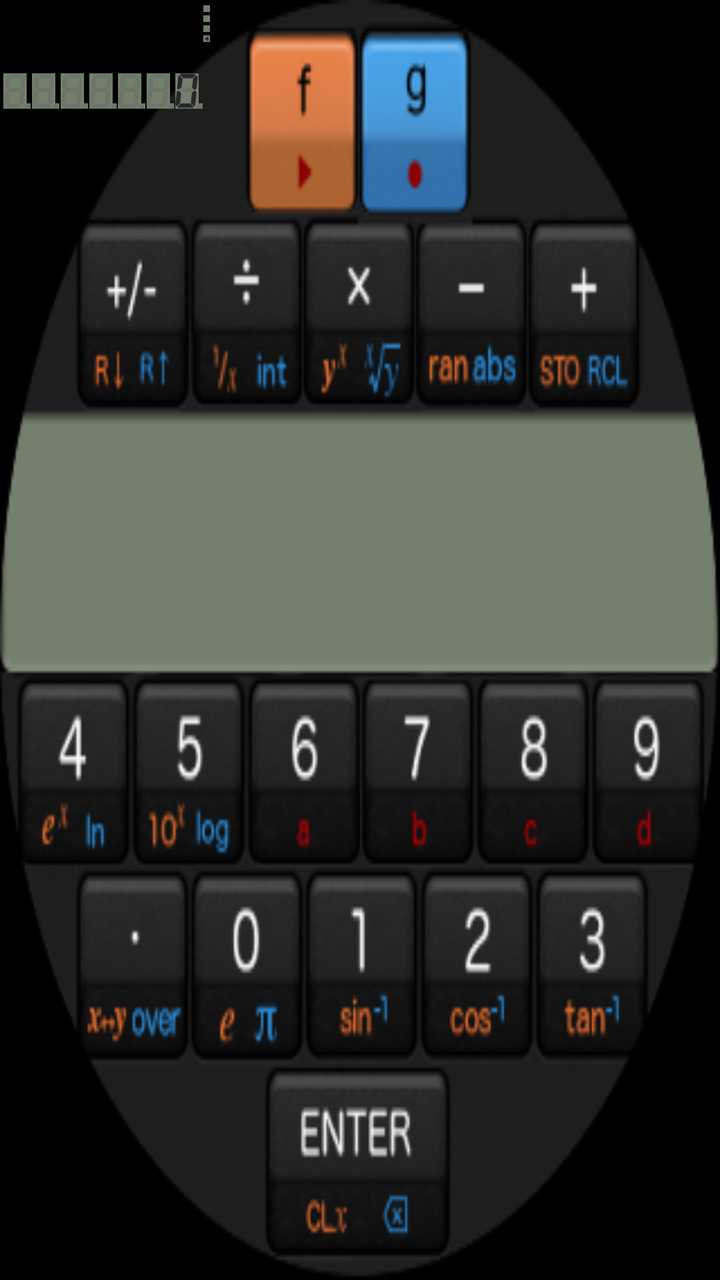
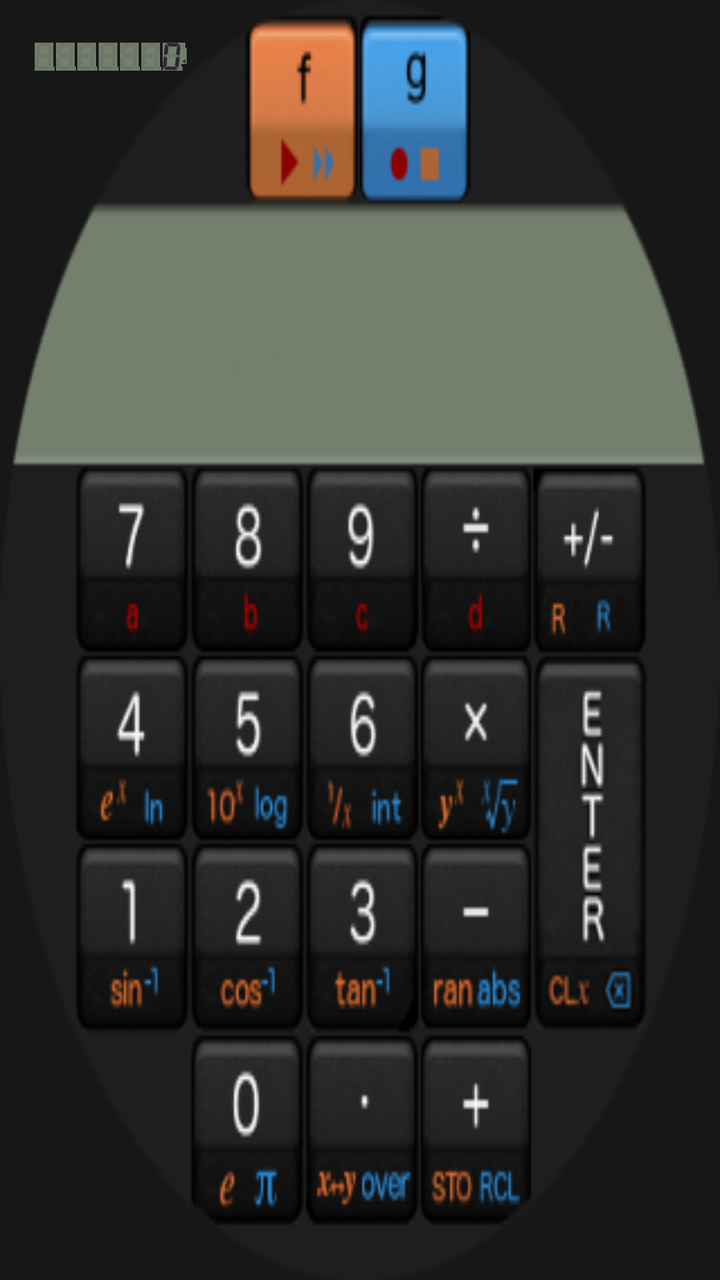

The first picture is an Android layout as it rendered before a commit; the second is the same layout after the commit. The layout source and the unified diff follow.
<!-- AndroidManifest.xml: application theme android:Theme.DeviceDefault -->
<!-- res/layout/round_activity_main.xml -->
<?xml version="1.0" encoding="utf-8"?>
<RelativeLayout xmlns:android="http://schemas.android.com/apk/res/android"
    xmlns:tools="http://schemas.android.com/tools" android:layout_width="match_parent"
    android:layout_height="match_parent" tools:context=".MainActivity" tools:deviceIds="wear_round">

    <ImageView
        android:layout_width="fill_parent"
        android:layout_height="fill_parent"
        android:id="@+id/imageBackground"
        android:adjustViewBounds="false"
        android:background="@drawable/calc_round" />

    
    
    <ImageView
        android:layout_width="35px"
        android:layout_height="53px"
        android:id="@+id/imageDigit0x"
        android:background="@drawable/display_none"
        android:layout_marginLeft="5px"
        android:layout_marginTop="110px" />
    <ImageView
        android:layout_width="10px"
        android:layout_height="8px"
        android:id="@+id/imageDot0x"
        android:background="@drawable/dot_none"
        android:layout_marginLeft="36px"
        android:layout_marginTop="155px" />

    <ImageView
        android:layout_width="35px"
        android:layout_height="53px"
        android:id="@+id/imageDigit1x"
        android:background="@drawable/display_none"
        android:layout_marginLeft="48px"
        android:layout_marginTop="110px" />
    <ImageView
        android:layout_width="10px"
        android:layout_height="8px"
        android:id="@+id/imageDot1x"
        android:background="@drawable/dot_none"
        android:layout_marginLeft="79px"
        android:layout_marginTop="155px" />

    <ImageView
        android:layout_width="35px"
        android:layout_height="53px"
        android:id="@+id/imageDigit2x"
        android:background="@drawable/display_none"
        android:layout_marginLeft="91px"
        android:layout_marginTop="110px" />
    <ImageView
        android:layout_width="10px"
        android:layout_height="8px"
        android:id="@+id/imageDot2x"
        android:background="@drawable/dot_none"
        android:layout_marginLeft="122px"
        android:layout_marginTop="155px" />

    <ImageView
        android:layout_width="35px"
        android:layout_height="53px"
        android:id="@+id/imageDigit3x"
        android:background="@drawable/display_none"
        android:layout_marginLeft="134px"
        android:layout_marginTop="110px" />
    <ImageView
        android:layout_width="10px"
        android:layout_height="8px"
        android:id="@+id/imageDot3x"
        android:background="@drawable/dot_none"
        android:layout_marginLeft="165px"
        android:layout_marginTop="155px" />

    <ImageView
        android:layout_width="35px"
        android:layout_height="53px"
        android:id="@+id/imageDigit4x"
        android:background="@drawable/display_none"
        android:layout_marginLeft="177px"
        android:layout_marginTop="110px" />
    <ImageView
        android:layout_width="10px"
        android:layout_height="8px"
        android:id="@+id/imageDot4x"
        android:background="@drawable/dot_none"
        android:layout_marginLeft="208px"
        android:layout_marginTop="155px" />

    <ImageView
        android:layout_width="35px"
        android:layout_height="53px"
        android:id="@+id/imageDigit5x"
        android:background="@drawable/display_none"
        android:layout_marginLeft="220px"
        android:layout_marginTop="110px" />
    <ImageView
        android:layout_width="10px"
        android:layout_height="8px"
        android:id="@+id/imageDot5x"
        android:background="@drawable/dot_none"
        android:layout_marginLeft="251px"
        android:layout_marginTop="155px" />

    <ImageView
        android:layout_width="35px"
        android:layout_height="53px"
        android:id="@+id/imageDigit6x"
        android:background="@drawable/display0"
        android:layout_marginLeft="263px"
        android:layout_marginTop="110px" />
    <ImageView
        android:layout_width="10px"
        android:layout_height="8px"
        android:id="@+id/imageDot6x"
        android:background="@drawable/dot_none"
        android:layout_marginLeft="294px"
        android:layout_marginTop="155px" />

    

    <ImageView
        android:layout_width="10px"
        android:layout_height="10px"
        android:id="@+id/imageSymRec"
        android:background="@drawable/sym_rec_none"
        android:layout_marginLeft="305px"
        android:layout_marginTop="8px" />

    <ImageView
        android:layout_width="10px"
        android:layout_height="10px"
        android:id="@+id/imageSymF"
        android:background="@drawable/sym_f_none"
        android:layout_marginLeft="305px"
        android:layout_marginTop="23px" />

    <ImageView
        android:layout_width="10px"
        android:layout_height="10px"
        android:id="@+id/imageSymG"
        android:background="@drawable/sym_g_none"
        android:layout_marginLeft="305px"
        android:layout_marginTop="38px" />

    <ImageView
        android:layout_width="10px"
        android:layout_height="10px"
        android:id="@+id/imageSymEdit"
        android:background="@drawable/sym_editing"
        android:layout_marginLeft="305px"
        android:layout_marginTop="53px" />

    
    <ImageView
        android:layout_width="35px"
        android:layout_height="53px"
        android:id="@+id/imageDigit0y"
        android:background="@drawable/display_none"
        android:visibility="invisible"
        android:layout_marginLeft="7px"
        android:layout_marginTop="75px" />
    <ImageView
        android:layout_width="10px"
        android:layout_height="8px"
        android:id="@+id/imageDot0y"
        android:background="@drawable/dot_none"
        android:visibility="invisible"
        android:layout_marginLeft="38px"
        android:layout_marginTop="118px" />

    <ImageView
        android:layout_width="35px"
        android:layout_height="53px"
        android:id="@+id/imageDigit1y"
        android:background="@drawable/display_none"
        android:visibility="invisible"
        android:layout_marginLeft="50px"
        android:layout_marginTop="75px" />
    <ImageView
        android:layout_width="10px"
        android:layout_height="8px"
        android:id="@+id/imageDot1y"
        android:background="@drawable/dot_none"
        android:visibility="invisible"
        android:layout_marginLeft="81px"
        android:layout_marginTop="118px" />

    <ImageView
        android:layout_width="35px"
        android:layout_height="53px"
        android:id="@+id/imageDigit2y"
        android:background="@drawable/display_none"
        android:visibility="invisible"
        android:layout_marginLeft="93px"
        android:layout_marginTop="75px" />
    <ImageView
        android:layout_width="10px"
        android:layout_height="8px"
        android:id="@+id/imageDot2y"
        android:background="@drawable/dot_none"
        android:visibility="invisible"
        android:layout_marginLeft="124px"
        android:layout_marginTop="118px" />

    <ImageView
        android:layout_width="35px"
        android:layout_height="53px"
        android:id="@+id/imageDigit3y"
        android:background="@drawable/display_none"
        android:visibility="invisible"
        android:layout_marginLeft="136px"
        android:layout_marginTop="75px" />
    <ImageView
        android:layout_width="10px"
        android:layout_height="8px"
        android:id="@+id/imageDot3y"
        android:background="@drawable/dot_none"
        android:visibility="invisible"
        android:layout_marginLeft="167px"
        android:layout_marginTop="118px" />

    <ImageView
        android:layout_width="35px"
        android:layout_height="53px"
        android:id="@+id/imageDigit4y"
        android:background="@drawable/display_none"
        android:visibility="invisible"
        android:layout_marginLeft="179px"
        android:layout_marginTop="75px" />
    <ImageView
        android:layout_width="10px"
        android:layout_height="8px"
        android:id="@+id/imageDot4y"
        android:background="@drawable/dot_none"
        android:visibility="invisible"
        android:layout_marginLeft="210px"
        android:layout_marginTop="118px" />

    <ImageView
        android:layout_width="35px"
        android:layout_height="53px"
        android:id="@+id/imageDigit5y"
        android:background="@drawable/display_none"
        android:visibility="invisible"
        android:layout_marginLeft="222px"
        android:layout_marginTop="75px" />
    <ImageView
        android:layout_width="10px"
        android:layout_height="8px"
        android:id="@+id/imageDot5y"
        android:background="@drawable/dot_none"
        android:visibility="invisible"
        android:layout_marginLeft="253px"
        android:layout_marginTop="118px" />

    <ImageView
        android:layout_width="35px"
        android:layout_height="53px"
        android:id="@+id/imageDigit6y"
        android:background="@drawable/display0"
        android:visibility="invisible"
        android:layout_marginLeft="265px"
        android:layout_marginTop="75px" />
    <ImageView
        android:layout_width="10px"
        android:layout_height="8px"
        android:id="@+id/imageDot6y"
        android:background="@drawable/dot_none"
        android:visibility="invisible"
        android:layout_marginLeft="296px"
        android:layout_marginTop="118px" />

    
    <ImageView
        android:layout_width="35px"
        android:layout_height="53px"
        android:id="@+id/imageDigit0z"
        android:background="@drawable/display_none"
        android:visibility="invisible"
        android:layout_marginLeft="7px"
        android:layout_marginTop="140px" />
    <ImageView
        android:layout_width="10px"
        android:layout_height="8px"
        android:id="@+id/imageDot0z"
        android:background="@drawable/dot_none"
        android:visibility="invisible"
        android:layout_marginLeft="38px"
        android:layout_marginTop="183px" />

    <ImageView
        android:layout_width="35px"
        android:layout_height="53px"
        android:id="@+id/imageDigit1z"
        android:background="@drawable/display_none"
        android:visibility="invisible"
        android:layout_marginLeft="50px"
        android:layout_marginTop="140px" />
    <ImageView
        android:layout_width="10px"
        android:layout_height="8px"
        android:id="@+id/imageDot1z"
        android:background="@drawable/dot_none"
        android:visibility="invisible"
        android:layout_marginLeft="81px"
        android:layout_marginTop="183px" />

    <ImageView
        android:layout_width="35px"
        android:layout_height="53px"
        android:id="@+id/imageDigit2z"
        android:background="@drawable/display_none"
        android:visibility="invisible"
        android:layout_marginLeft="93px"
        android:layout_marginTop="140px" />
    <ImageView
        android:layout_width="10px"
        android:layout_height="8px"
        android:id="@+id/imageDot2z"
        android:background="@drawable/dot_none"
        android:visibility="invisible"
        android:layout_marginLeft="124px"
        android:layout_marginTop="183px" />

    <ImageView
        android:layout_width="35px"
        android:layout_height="53px"
        android:id="@+id/imageDigit3z"
        android:background="@drawable/display_none"
        android:visibility="invisible"
        android:layout_marginLeft="136px"
        android:layout_marginTop="140px" />
    <ImageView
        android:layout_width="10px"
        android:layout_height="8px"
        android:id="@+id/imageDot3z"
        android:background="@drawable/dot_none"
        android:visibility="invisible"
        android:layout_marginLeft="167px"
        android:layout_marginTop="183px" />

    <ImageView
        android:layout_width="35px"
        android:layout_height="53px"
        android:id="@+id/imageDigit4z"
        android:background="@drawable/display_none"
        android:visibility="invisible"
        android:layout_marginLeft="179px"
        android:layout_marginTop="140px" />
    <ImageView
        android:layout_width="10px"
        android:layout_height="8px"
        android:id="@+id/imageDot4z"
        android:background="@drawable/dot_none"
        android:visibility="invisible"
        android:layout_marginLeft="210px"
        android:layout_marginTop="183px" />

    <ImageView
        android:layout_width="35px"
        android:layout_height="53px"
        android:id="@+id/imageDigit5z"
        android:background="@drawable/display_none"
        android:visibility="invisible"
        android:layout_marginLeft="222px"
        android:layout_marginTop="140px" />
    <ImageView
        android:layout_width="10px"
        android:layout_height="8px"
        android:id="@+id/imageDot5z"
        android:background="@drawable/dot_none"
        android:visibility="invisible"
        android:layout_marginLeft="253px"
        android:layout_marginTop="183px" />

    <ImageView
        android:layout_width="35px"
        android:layout_height="53px"
        android:id="@+id/imageDigit6z"
        android:background="@drawable/display0"
        android:visibility="invisible"
        android:layout_marginLeft="265px"
        android:layout_marginTop="140px" />
    <ImageView
        android:layout_width="10px"
        android:layout_height="8px"
        android:id="@+id/imageDot6z"
        android:background="@drawable/dot_none"
        android:visibility="invisible"
        android:layout_marginLeft="296px"
        android:layout_marginTop="183px" />

    
    <ImageView
        android:layout_width="35px"
        android:layout_height="53px"
        android:id="@+id/imageDigit0t"
        android:background="@drawable/display_none"
        android:visibility="invisible"
        android:layout_marginLeft="7px"
        android:layout_marginTop="205px" />
    <ImageView
        android:layout_width="10px"
        android:layout_height="8px"
        android:id="@+id/imageDot0t"
        android:background="@drawable/dot_none"
        android:visibility="invisible"
        android:layout_marginLeft="38px"
        android:layout_marginTop="248px" />

    <ImageView
        android:layout_width="35px"
        android:layout_height="53px"
        android:id="@+id/imageDigit1t"
        android:background="@drawable/display_none"
        android:visibility="invisible"
        android:layout_marginLeft="50px"
        android:layout_marginTop="205px" />
    <ImageView
        android:layout_width="10px"
        android:layout_height="8px"
        android:id="@+id/imageDot1t"
        android:background="@drawable/dot_none"
        android:visibility="invisible"
        android:layout_marginLeft="81px"
        android:layout_marginTop="248px" />

    <ImageView
        android:layout_width="35px"
        android:layout_height="53px"
        android:id="@+id/imageDigit2t"
        android:background="@drawable/display_none"
        android:visibility="invisible"
        android:layout_marginLeft="93px"
        android:layout_marginTop="205px" />
    <ImageView
        android:layout_width="10px"
        android:layout_height="8px"
        android:id="@+id/imageDot2t"
        android:background="@drawable/dot_none"
        android:visibility="invisible"
        android:layout_marginLeft="124px"
        android:layout_marginTop="248px" />

    <ImageView
        android:layout_width="35px"
        android:layout_height="53px"
        android:id="@+id/imageDigit3t"
        android:background="@drawable/display_none"
        android:visibility="invisible"
        android:layout_marginLeft="136px"
        android:layout_marginTop="205px" />
    <ImageView
        android:layout_width="10px"
        android:layout_height="8px"
        android:id="@+id/imageDot3t"
        android:background="@drawable/dot_none"
        android:visibility="invisible"
        android:layout_marginLeft="167px"
        android:layout_marginTop="248px" />

    <ImageView
        android:layout_width="35px"
        android:layout_height="53px"
        android:id="@+id/imageDigit4t"
        android:background="@drawable/display_none"
        android:visibility="invisible"
        android:layout_marginLeft="179px"
        android:layout_marginTop="205px" />
    <ImageView
        android:layout_width="10px"
        android:layout_height="8px"
        android:id="@+id/imageDot4t"
        android:background="@drawable/dot_none"
        android:visibility="invisible"
        android:layout_marginLeft="210px"
        android:layout_marginTop="248px" />

    <ImageView
        android:layout_width="35px"
        android:layout_height="53px"
        android:id="@+id/imageDigit5t"
        android:background="@drawable/display_none"
        android:visibility="invisible"
        android:layout_marginLeft="222px"
        android:layout_marginTop="205px" />
    <ImageView
        android:layout_width="10px"
        android:layout_height="8px"
        android:id="@+id/imageDot5t"
        android:background="@drawable/dot_none"
        android:visibility="invisible"
        android:layout_marginLeft="253px"
        android:layout_marginTop="248px" />

    <ImageView
        android:layout_width="35px"
        android:layout_height="53px"
        android:id="@+id/imageDigit6t"
        android:background="@drawable/display0"
        android:visibility="invisible"
        android:layout_marginLeft="265px"
        android:layout_marginTop="205px" />
    <ImageView
        android:layout_width="10px"
        android:layout_height="8px"
        android:id="@+id/imageDot6t"
        android:background="@drawable/dot_none"
        android:visibility="invisible"
        android:layout_marginLeft="296px"
        android:layout_marginTop="248px" />
</RelativeLayout>
<!-- resources referenced by this layout -->
<resources>
  <!-- drawable calc_round: png bitmap (drawable, 56498 bytes) -->
  <!-- drawable display0: png bitmap (drawable, 1859 bytes) -->
  <!-- drawable display_none: png bitmap (drawable, 1004 bytes) -->
  <!-- drawable dot_none: png bitmap (drawable, 222 bytes) -->
  <!-- drawable sym_editing: png bitmap (drawable, 331 bytes) -->
  <!-- drawable sym_f_none: png bitmap (drawable, 238 bytes) -->
  <!-- drawable sym_g_none: png bitmap (drawable, 296 bytes) -->
  <!-- drawable sym_rec_none: png bitmap (drawable, 211 bytes) -->
</resources>

<!-- the commit's change to res/layout/round_activity_main.xml (unified diff, before → after) -->
@@ -11,145 +11,144 @@
         android:background="@drawable/calc_round" />
 
     
-    
-    <ImageView
-        android:layout_width="35px"
-        android:layout_height="53px"
+    <ImageView
+        android:layout_width="28px"
+        android:layout_height="42px"
         android:id="@+id/imageDigit0x"
         android:background="@drawable/display_none"
-        android:layout_marginLeft="5px"
-        android:layout_marginTop="110px" />
-    <ImageView
-        android:layout_width="10px"
-        android:layout_height="8px"
+        android:layout_marginLeft="52px"
+        android:layout_marginTop="64px" />
+    <ImageView
+        android:layout_width="8px"
+        android:layout_height="6px"
         android:id="@+id/imageDot0x"
         android:background="@drawable/dot_none"
-        android:layout_marginLeft="36px"
-        android:layout_marginTop="155px" />
-
-    <ImageView
-        android:layout_width="35px"
-        android:layout_height="53px"
+        android:layout_marginLeft="74px"
+        android:layout_marginTop="100px" />
+
+    <ImageView
+        android:layout_width="28px"
+        android:layout_height="42px"
         android:id="@+id/imageDigit1x"
         android:background="@drawable/display_none"
-        android:layout_marginLeft="48px"
-        android:layout_marginTop="110px" />
-    <ImageView
-        android:layout_width="10px"
-        android:layout_height="8px"
+        android:layout_marginLeft="84px"
+        android:layout_marginTop="64px" />
+    <ImageView
+        android:layout_width="8px"
+        android:layout_height="6px"
         android:id="@+id/imageDot1x"
         android:background="@drawable/dot_none"
-        android:layout_marginLeft="79px"
-        android:layout_marginTop="155px" />
-
-    <ImageView
-        android:layout_width="35px"
-        android:layout_height="53px"
+        android:layout_marginLeft="106px"
+        android:layout_marginTop="100px" />
+
+    <ImageView
+        android:layout_width="28px"
+        android:layout_height="42px"
         android:id="@+id/imageDigit2x"
         android:background="@drawable/display_none"
-        android:layout_marginLeft="91px"
-        android:layout_marginTop="110px" />
-    <ImageView
-        android:layout_width="10px"
-        android:layout_height="8px"
+        android:layout_marginLeft="116px"
+        android:layout_marginTop="64px" />
+    <ImageView
+        android:layout_width="8px"
+        android:layout_height="6px"
         android:id="@+id/imageDot2x"
         android:background="@drawable/dot_none"
-        android:layout_marginLeft="122px"
-        android:layout_marginTop="155px" />
-
-    <ImageView
-        android:layout_width="35px"
-        android:layout_height="53px"
+        android:layout_marginLeft="138px"
+        android:layout_marginTop="100px" />
+
+    <ImageView
+        android:layout_width="28px"
+        android:layout_height="42px"
         android:id="@+id/imageDigit3x"
         android:background="@drawable/display_none"
-        android:layout_marginLeft="134px"
-        android:layout_marginTop="110px" />
-    <ImageView
-        android:layout_width="10px"
-        android:layout_height="8px"
+        android:layout_marginLeft="148px"
+        android:layout_marginTop="64px" />
+    <ImageView
+        android:layout_width="8px"
+        android:layout_height="6px"
         android:id="@+id/imageDot3x"
         android:background="@drawable/dot_none"
-        android:layout_marginLeft="165px"
-        android:layout_marginTop="155px" />
-
-    <ImageView
-        android:layout_width="35px"
-        android:layout_height="53px"
+        android:layout_marginLeft="170px"
+        android:layout_marginTop="100px" />
+
+    <ImageView
+        android:layout_width="28px"
+        android:layout_height="42px"
         android:id="@+id/imageDigit4x"
         android:background="@drawable/display_none"
-        android:layout_marginLeft="177px"
-        android:layout_marginTop="110px" />
-    <ImageView
-        android:layout_width="10px"
-        android:layout_height="8px"
+        android:layout_marginLeft="180px"
+        android:layout_marginTop="64px" />
+    <ImageView
+        android:layout_width="8px"
+        android:layout_height="6px"
         android:id="@+id/imageDot4x"
         android:background="@drawable/dot_none"
-        android:layout_marginLeft="208px"
-        android:layout_marginTop="155px" />
-
-    <ImageView
-        android:layout_width="35px"
-        android:layout_height="53px"
+        android:layout_marginLeft="202px"
+        android:layout_marginTop="100px" />
+
+    <ImageView
+        android:layout_width="28px"
+        android:layout_height="42px"
         android:id="@+id/imageDigit5x"
         android:background="@drawable/display_none"
-        android:layout_marginLeft="220px"
-        android:layout_marginTop="110px" />
-    <ImageView
-        android:layout_width="10px"
-        android:layout_height="8px"
+        android:layout_marginLeft="212px"
+        android:layout_marginTop="64px" />
+    <ImageView
+        android:layout_width="8px"
+        android:layout_height="6px"
         android:id="@+id/imageDot5x"
         android:background="@drawable/dot_none"
-        android:layout_marginLeft="251px"
-        android:layout_marginTop="155px" />
-
-    <ImageView
-        android:layout_width="35px"
-        android:layout_height="53px"
+        android:layout_marginLeft="234px"
+        android:layout_marginTop="100px" />
+
+    <ImageView
+        android:layout_width="28px"
+        android:layout_height="42px"
         android:id="@+id/imageDigit6x"
         android:background="@drawable/display0"
-        android:layout_marginLeft="263px"
-        android:layout_marginTop="110px" />
-    <ImageView
-        android:layout_width="10px"
-        android:layout_height="8px"
+        android:layout_marginLeft="244px"
+        android:layout_marginTop="64px" />
+    <ImageView
+        android:layout_width="8px"
+        android:layout_height="6px"
         android:id="@+id/imageDot6x"
         android:background="@drawable/dot_none"
-        android:layout_marginLeft="294px"
-        android:layout_marginTop="155px" />
+        android:layout_marginLeft="266px"
+        android:layout_marginTop="100px" />
 
     
 
     <ImageView
-        android:layout_width="10px"
-        android:layout_height="10px"
+        android:layout_width="8px"
+        android:layout_height="8px"
         android:id="@+id/imageSymRec"
         android:background="@drawable/sym_rec_none"
-        android:layout_marginLeft="305px"
-        android:layout_marginTop="8px" />
-
-    <ImageView
-        android:layout_width="10px"
-        android:layout_height="10px"
+        android:layout_marginLeft="270px"
+        android:layout_marginTop="64px" />
+
+    <ImageView
+        android:layout_width="8px"
+        android:layout_height="8px"
         android:id="@+id/imageSymF"
         android:background="@drawable/sym_f_none"
-        android:layout_marginLeft="305px"
-        android:layout_marginTop="23px" />
-
-    <ImageView
-        android:layout_width="10px"
-        android:layout_height="10px"
+        android:layout_marginLeft="272px"
+        android:layout_marginTop="72px" />
+
+    <ImageView
+        android:layout_width="8px"
+        android:layout_height="8px"
         android:id="@+id/imageSymG"
         android:background="@drawable/sym_g_none"
-        android:layout_marginLeft="305px"
-        android:layout_marginTop="38px" />
-
-    <ImageView
-        android:layout_width="10px"
-        android:layout_height="10px"
+        android:layout_marginLeft="272px"
+        android:layout_marginTop="80px" />
+
+    <ImageView
+        android:layout_width="8px"
+        android:layout_height="8px"
         android:id="@+id/imageSymEdit"
         android:background="@drawable/sym_editing"
-        android:layout_marginLeft="305px"
-        android:layout_marginTop="53px" />
+        android:layout_marginLeft="272px"
+        android:layout_marginTop="88px" />
 
     
     <ImageView
<!-- resource entries referenced after the edit -->
@@ -1,6 +1,6 @@
 <!-- resources referenced by this layout -->
 <resources>
-  <!-- drawable calc_round: png bitmap (drawable, 56498 bytes) -->
+  <!-- drawable calc_round: png bitmap (drawable, 52165 bytes) -->
   <!-- drawable display0: png bitmap (drawable, 1859 bytes) -->
   <!-- drawable display_none: png bitmap (drawable, 1004 bytes) -->
   <!-- drawable dot_none: png bitmap (drawable, 222 bytes) -->
